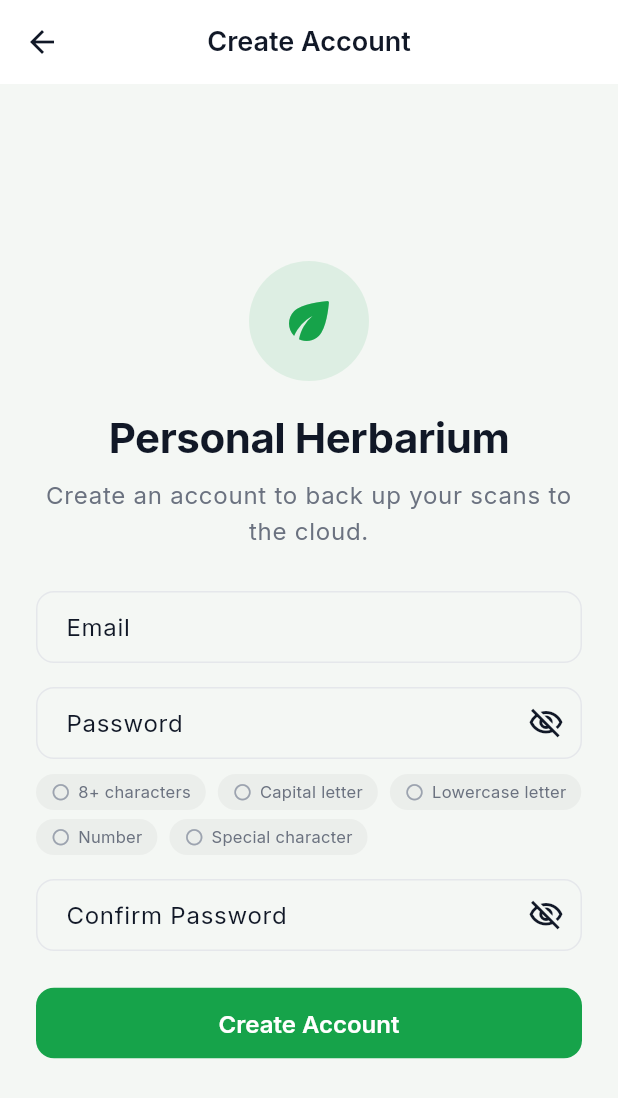
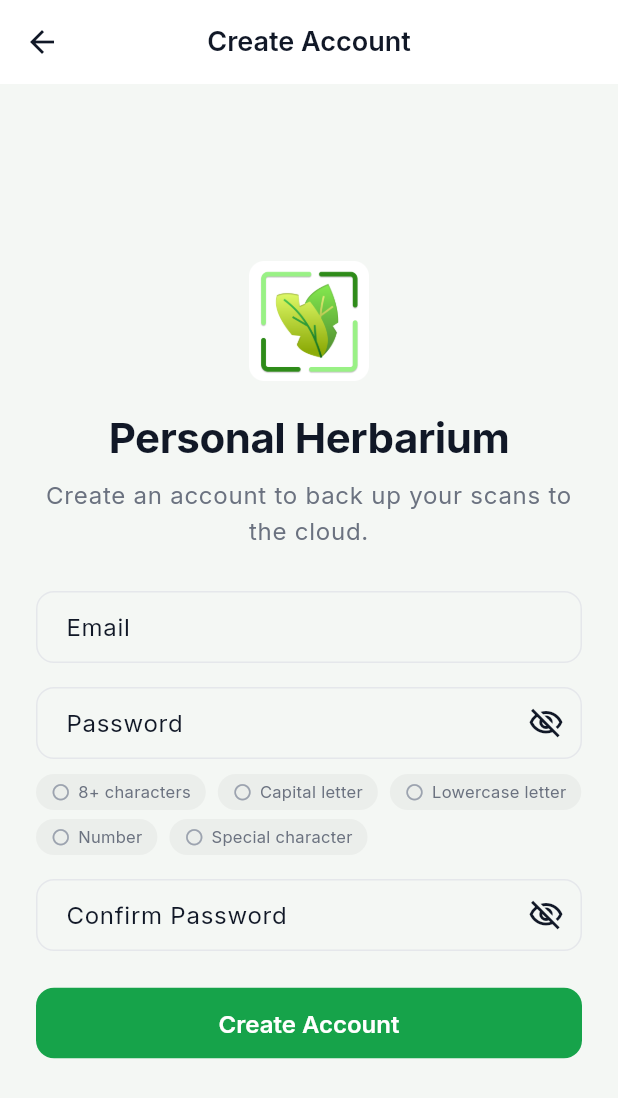
Before and after one commit to sXenoXs/RE-HerbaScan, a Flutter app: the LoginScreen screen opened by its route, after a tap on "Create an Account", on a phone screen of 412 x 824 dp. Shown: the top 1098 px of the screen. Run offline on Flutter 3.47's test engine with Material 3 defaults, Android fonts, the phone set to English and light mode, and no system bars; our stand-ins replace app_links, cached_network_image, camera, connectivity_plus, dio, file_picker and 20 more; missing offline and left inert: add_2_calendar, gal, tflite_flutter; accounts and stored records are empty.

Commit message:
UI/UX: Web portal polish, layout fixes, and Vercel config - Set custom favicon and browser tab title for web - Disabled default framework scrollbars globally - Fixed login bottom sheet styling and rapid navigation routing - Re-aligned admin sidebar and fixed exit console routing to /settings - Added single-image removal button in New Plant Wizard - Hid 'Support & Legal' and account deletion buttons on web admin portal - Updated auth screens to render square logo without circle clipping - Ignored deploy script in git and configured Vercel project name

```diff
--- a/lib/core/widgets/botanical_auth_header.dart
+++ b/lib/core/widgets/botanical_auth_header.dart
@@ -25,20 +25,14 @@ class BotanicalAuthHeader extends StatelessWidget {
         Container(
           width: 80,
           height: 80,
-          decoration: BoxDecoration(
-            shape: BoxShape.circle,
-            color: AppTheme.botanicalPrimary.withOpacity(0.10),
-          ),
           child: imageAsset != null
-              ? ClipOval(
-                  child: Image.asset(
-                    imageAsset!,
-                    width: 56,
-                    height: 56,
-                    fit: BoxFit.contain,
-                    errorBuilder: (context, error, stackTrace) =>
-                        Icon(icon, size: 40, color: AppTheme.botanicalPrimary),
-                  ),
+              ? Image.asset(
+                  imageAsset!,
+                  width: 80,
+                  height: 80,
+                  fit: BoxFit.contain,
+                  errorBuilder: (context, error, stackTrace) =>
+                      Icon(icon, size: 40, color: AppTheme.botanicalPrimary),
                 )
               : Icon(icon, size: 40, color: AppTheme.botanicalPrimary),
         ),
--- a/lib/features/auth/login_screen.dart
+++ b/lib/features/auth/login_screen.dart
@@ -79,6 +79,10 @@ class _LoginScreenState extends State<LoginScreen> {
       backgroundColor: Colors.transparent,
       builder: (context) => Container(
         padding: const EdgeInsets.all(24),
+        decoration: BoxDecoration(
+          color: Theme.of(context).scaffoldBackgroundColor,
+          borderRadius: const BorderRadius.vertical(top: Radius.circular(16)),
+        ),
         child: Column(
           mainAxisSize: MainAxisSize.min,
           children: [
@@ -87,7 +91,9 @@ class _LoginScreenState extends State<LoginScreen> {
               title: const Text('Settings'),
               onTap: () {
                 Navigator.of(context).pop(); // Close bottom sheet
-                GoRouter.of(context).go('/settings');
+                Future.delayed(const Duration(milliseconds: 150), () {
+                  if (context.mounted) context.push('/settings');
+                });
               },
             ),
           ],
@@ -132,7 +138,7 @@ class _LoginScreenState extends State<LoginScreen> {
                         title: 'Personal Herbarium',
                         subtitle:
                             'Sign in to sync your scan history and images to the cloud.',
-                        imageAsset: 'assets/icons/HerbaScan_Icon1.svg',
+                        imageAsset: 'assets/icons/HerbaScan_Icon1.png',
                       ),
                       const SizedBox(height: 28),
 
--- a/lib/features/auth/signup_screen.dart
+++ b/lib/features/auth/signup_screen.dart
@@ -158,6 +158,7 @@ class _SignUpScreenState extends State<SignUpScreen> {
                   title: 'Personal Herbarium',
                   subtitle:
                       'Create an account to back up your scans to the cloud.',
+                  imageAsset: 'assets/icons/HerbaScan_Icon1.png',
                 ),
                 const SizedBox(height: 28),
 
--- a/lib/features/settings/settings_screen.dart
+++ b/lib/features/settings/settings_screen.dart
@@ -80,6 +80,7 @@ class SettingsScreen extends StatelessWidget {
           const SizedBox(height: 24),
 
           // 4. Support, Legal & About
+          if (!kIsWeb) ...[
             _buildSectionLabel(context, theme, 'Support, Legal & About'),
             const SizedBox(height: 8),
             _buildGroupedCard(
@@ -98,8 +99,8 @@ class SettingsScreen extends StatelessWidget {
                 _buildModelVersionTile(context, theme),
               ],
             ),
-
             const SizedBox(height: 32),
+          ],
 
           // 5. Developer Options (visually separated)
           if (!kIsWeb) ...[
@@ -278,6 +279,7 @@ class SettingsScreen extends StatelessWidget {
               ),
               onTap: () => _showSignOutDialog(context, auth),
             ),
+            if (!kIsWeb) ...[
               _buildSoftDivider(theme),
               ListTile(
                 leading: Icon(
@@ -318,6 +320,7 @@ class SettingsScreen extends StatelessWidget {
                     const Icon(Icons.arrow_forward_ios_rounded, size: 16),
                 onTap: () => _showDataDeletionRequestDialog(context),
               ),
+            ],
           ],
         );
       },
--- a/lib/main.dart
+++ b/lib/main.dart
@@ -96,6 +96,7 @@ class _HerbaScanAppState extends State<HerbaScanApp> {
             navigatorKey: _rootNavigatorKey,
             child: MaterialApp.router(
               routerConfig: _router,
+              scrollBehavior: const MaterialScrollBehavior().copyWith(scrollbars: false),
               // Key by locale only so theme toggle does not replace the whole tree (avoids _dependents.isEmpty).
               key: ValueKey(languageProvider.locale.toString()),
               title: 'HerbaScan',
```
Also changed, not shown: lib/features/admin/admin_new_plant_wizard.dart (+33 -3 lines), lib/features/admin/admin_web_screen.dart (+4 -3 lines), lib/core/routing/app_router.dart (line endings or trailing spaces), vercel.json (added), 4 other files. Lines whose indentation alone changed are shown as unchanged.
